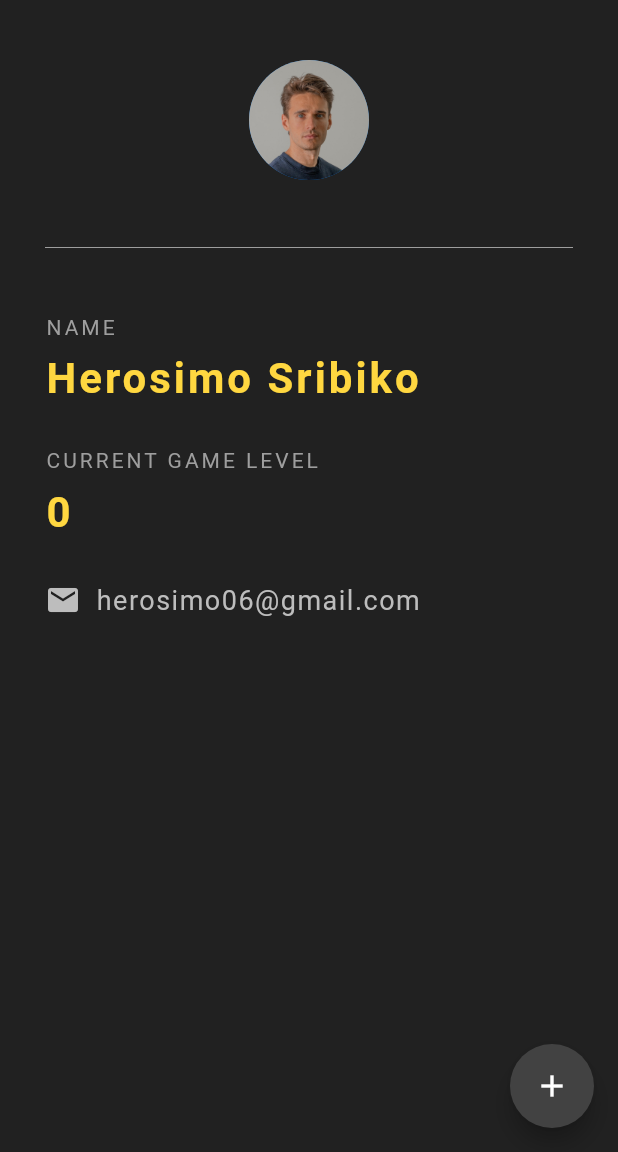
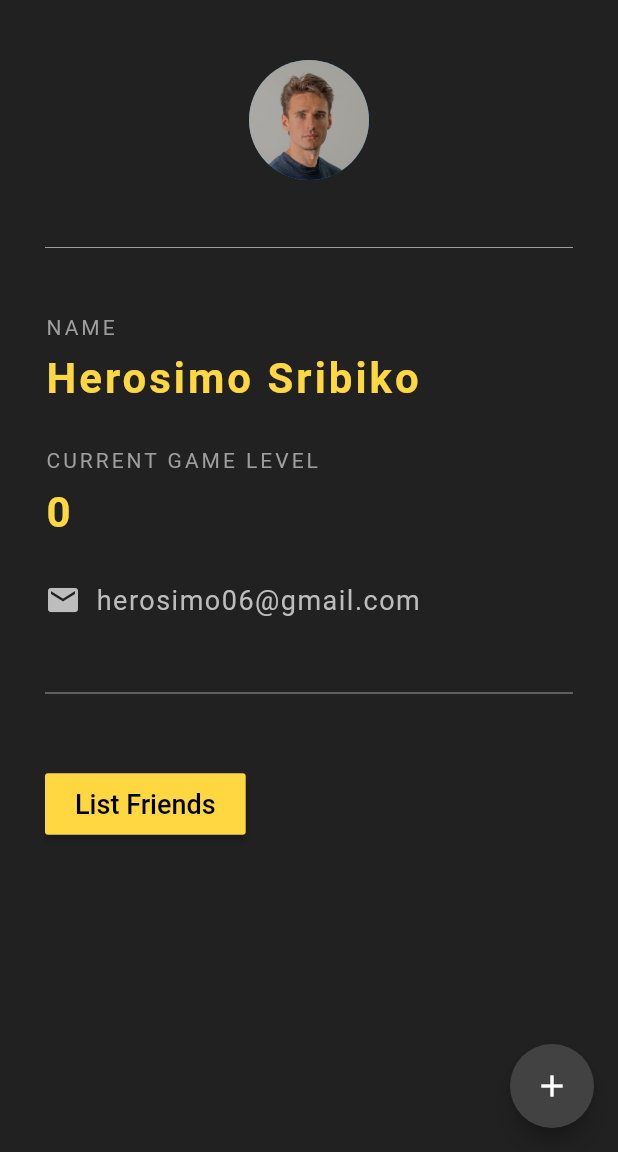
Before and after one commit to herosimo/flutter-game-card, a Flutter app: the screen it shows after launch, on a phone screen of 412 x 824 dp, the part 84-1236 px from its top. Run offline on Flutter 3.47's test engine with Material 2 defaults, Android fonts, the phone set to English and light mode, and no system bars.

Commit message:
Add friends list

```diff
--- a/lib/main.dart
+++ b/lib/main.dart
@@ -1,8 +1,9 @@
 import 'package:flutter/material.dart';
+import 'package:game_card/friends-list.dart';
 
 void main() => runApp(MaterialApp(
-  home: GameCard(),
-));
+      home: GameCard(),
+    ));
 
 class GameCard extends StatefulWidget {
   @override
@@ -11,9 +12,14 @@ class GameCard extends StatefulWidget {
 }
 
 class _GameCardState extends State<GameCard> {
-
   //Variabel gamelevel (digunakan untuk state)
   int gamelevel = 0;
+
+  //Fungsi saat tombol ditekan, akan memindah ke halaman friends-list
+  Future navigateToFriendsPage(context) async {
+    Navigator.push(
+        context, MaterialPageRoute(builder: (context) => FriendsList()));
+  }
 
   @override
   Widget build(BuildContext context) {
@@ -44,7 +50,6 @@ class _GameCardState extends State<GameCard> {
         child: Column(
           crossAxisAlignment: CrossAxisAlignment.start,
           children: <Widget>[
-
             //Widget CircleAvatar untuk menampilkan image yang diambil dari folder assets
             Center(
               child: CircleAvatar(
@@ -67,7 +72,9 @@ class _GameCardState extends State<GameCard> {
                 letterSpacing: 2.0,
               ),
             ),
-            SizedBox(height: 10.0,),
+            SizedBox(
+              height: 10.0,
+            ),
 
             //Widget Text untuk menampilkan text statis isi nama
             Text(
@@ -79,7 +86,9 @@ class _GameCardState extends State<GameCard> {
                 fontWeight: FontWeight.bold,
               ),
             ),
-            SizedBox(height: 30.0,),
+            SizedBox(
+              height: 30.0,
+            ),
 
             //Widget Text untuk menampilkan text statis Game Level
             Text(
@@ -89,7 +98,9 @@ class _GameCardState extends State<GameCard> {
                 letterSpacing: 2.0,
               ),
             ),
-            SizedBox(height: 10.0,),
+            SizedBox(
+              height: 10.0,
+            ),
 
             //Widget statefull untuk menampilkan isi dari variabel gamelevel (state)
             Text(
@@ -101,17 +112,20 @@ class _GameCardState extends State<GameCard> {
                 fontWeight: FontWeight.bold,
               ),
             ),
-            SizedBox(height: 30.0,),
+            SizedBox(
+              height: 30.0,
+            ),
 
             Row(
               children: <Widget>[
-
                 //Widget Icon untuk menampilkan icon email
                 Icon(
                   Icons.email,
                   color: Colors.grey[400],
                 ),
-                SizedBox(width: 10.0,),
+                SizedBox(
+                  width: 10.0,
+                ),
 
                 //Widget Text untuk menampilkan isi email
                 Text(
@@ -124,6 +138,22 @@ class _GameCardState extends State<GameCard> {
                 ),
               ],
             ),
+
+            Divider(
+              height: 100.0,
+              color: Colors.grey,
+            ),
+
+            RaisedButton(
+              color: Colors.amberAccent[200],
+              padding: EdgeInsets.fromLTRB(20, 10, 20, 10),
+              child: Text('List Friends',
+                  style: TextStyle(color: Colors.black, fontSize: 18.0)),
+              onPressed: () {
+                //Pindah ke halaman friends list
+                navigateToFriendsPage(context);
+              },
+            )
           ],
         ),
       ),
--- a/pubspec.yaml
+++ b/pubspec.yaml
@@ -23,6 +23,7 @@ dependencies:
   # The following adds the Cupertino Icons font to your application.
   # Use with the CupertinoIcons class for iOS style icons.
   cupertino_icons: ^0.1.2
+  http: ^0.12.0+4
 
 dev_dependencies:
   flutter_test:
```
Also changed, not shown: lib/friends-list.dart (added, +86 -0 lines), pubspec.lock.
